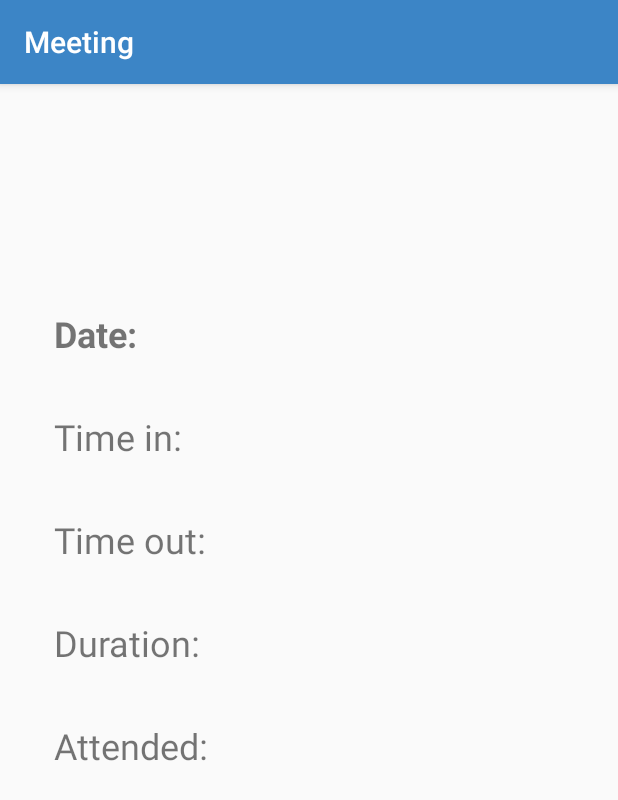
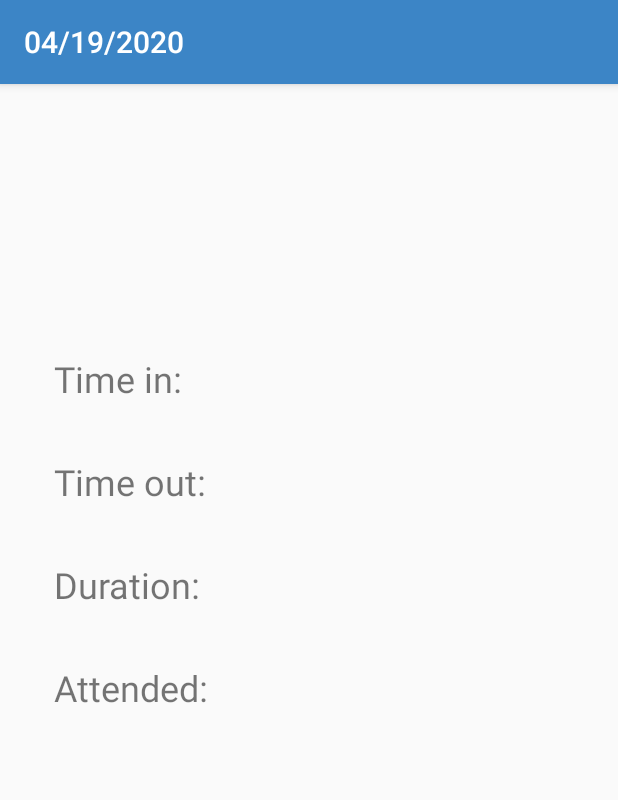
Before and after one commit to anthonyrogers/AutoAttendApp, an Android app: the StudentMeetingActivity screen opened directly, with no data from a screen before it, on a phone screen of 412 x 824 dp. Shown: the top 800 px of the screen. Run offline under Robolectric (Android 15) with nearby library versions, the phone set to English and light mode, and no system bars; our stand-ins replace Firebase (no records; nobody signed in at launch, a user with empty details on screens opened directly).

Commit message:
StudentMeetingActivity bug fix

```diff
--- a/app/src/main/java/com/example/autoattendapp/StudentMeetingActivity.java
+++ b/app/src/main/java/com/example/autoattendapp/StudentMeetingActivity.java
@@ -17,19 +17,22 @@ import com.google.firebase.firestore.QuerySnapshot;
 
 public class StudentMeetingActivity extends AppCompatActivity {
 
-    final TextView dateText = findViewById(R.id.dateText);
-    final TextView inText = findViewById(R.id.inText);
-    final TextView outText = findViewById(R.id.outText);
-    final TextView durationText = findViewById(R.id.durText);
-    final TextView attendText = findViewById(R.id.attendText);
+
 
     @Override
     protected void onCreate(Bundle savedInstanceState) {
         super.onCreate(savedInstanceState);
         setContentView(R.layout.activity_student_meeting);
-        setTitle("Meeting");
+
+        final TextView inText = findViewById(R.id.inText);
+        final TextView outText = findViewById(R.id.outText);
+        final TextView durationText = findViewById(R.id.durText);
+        final TextView attendText = findViewById(R.id.attendText);
+
+        //TODO: get these from selected meeting date as extras
         String classID = "1234";
         final String date = "04/19/2020";
+        setTitle(date);
 
         final FirebaseFirestore database = FirebaseFirestore.getInstance();
         FirebaseUser firebaseUser = FirebaseAuth.getInstance().getCurrentUser();
@@ -48,12 +51,11 @@ public class StudentMeetingActivity extends AppCompatActivity {
                     public void onComplete(@NonNull Task<QuerySnapshot> task) {
                         if (task.isSuccessful()) {
                             for (QueryDocumentSnapshot document : task.getResult()) {
-                                dateText.setText(date);
                                 inText.setText((String) document.get("timeIn"));
                                 outText.setText((String) document.get("timeOut"));
                                 //TODO fix these
-                                durationText.setText((String) document.get(""));
-                                attendText.setText((String) document.get(""));
+                                durationText.setText("duration");
+                                attendText.setText("attended");
                             }
                         } else {
                             Log.d("database", "Error getting documents: ", task.getException());
--- a/app/src/main/res/layout/activity_student_meeting.xml
+++ b/app/src/main/res/layout/activity_student_meeting.xml
@@ -50,21 +50,10 @@
         android:id="@+id/timeInText2"
         android:layout_width="wrap_content"
         android:layout_height="wrap_content"
-        android:layout_marginTop="36dp"
+        android:layout_marginStart="36dp"
+        android:layout_marginTop="180dp"
         android:text="@string/time_in"
         android:textSize="24sp"
-        app:layout_constraintStart_toStartOf="@+id/classDateText"
-        app:layout_constraintTop_toBottomOf="@+id/classDateText" />
-
-    <TextView
-        android:id="@+id/classDateText"
-        android:layout_width="wrap_content"
-        android:layout_height="wrap_content"
-        android:layout_marginStart="36dp"
-        android:layout_marginTop="150dp"
-        android:text="@string/date"
-        android:textSize="24sp"
-        android:textStyle="bold"
         app:layout_constraintStart_toStartOf="parent"
         app:layout_constraintTop_toTopOf="parent" />
 
@@ -89,16 +78,6 @@
         app:layout_constraintTop_toBottomOf="@+id/durationText" />
 
     <TextView
-        android:id="@+id/dateText"
-        android:layout_width="wrap_content"
-        android:layout_height="wrap_content"
-        android:layout_marginEnd="36dp"
-        android:textSize="24sp"
-        app:layout_constraintBottom_toBottomOf="@+id/classDateText"
-        app:layout_constraintEnd_toEndOf="parent"
-        app:layout_constraintTop_toTopOf="@+id/classDateText" />
-
-    <TextView
         android:id="@+id/inText"
         android:layout_width="wrap_content"
         android:layout_height="wrap_content"
```
